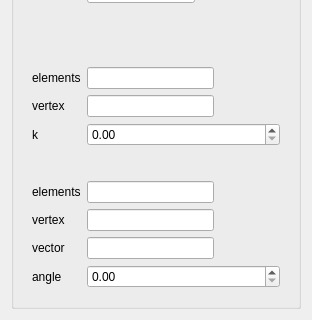
The window that src/HEXABLOCKGUI/Transformation_QTD.ui (SalomePlatform/hexablock) describes before a commit, drawn with Qt 5; both pictures show x 0 to 312 and y 163 to 483 of the 312 by 483 pixel window.
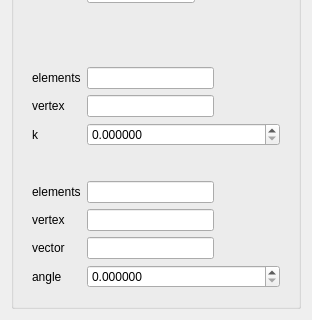
The same window after the commit.

Patch:
```diff
--- a/src/HEXABLOCKGUI/Transformation_QTD.ui
+++ b/src/HEXABLOCKGUI/Transformation_QTD.ui
@@ -191,7 +191,14 @@
           </widget>
          </item>
          <item row="3" column="1">
-          <widget class="QDoubleSpinBox" name="k_spb"/>
+          <widget class="QDoubleSpinBox" name="k_spb">
+           <property name="decimals">
+            <number>6</number>
+           </property>
+           <property name="maximum">
+            <double>1000000000.000000000000000</double>
+           </property>
+          </widget>
          </item>
          <item row="1" column="0">
           <widget class="QLabel" name="label_8">
@@ -267,7 +274,23 @@
           </widget>
          </item>
          <item row="4" column="1">
-          <widget class="QDoubleSpinBox" name="angle_spb"/>
+          <widget class="QDoubleSpinBox" name="angle_spb">
+           <property name="wrapping">
+            <bool>false</bool>
+           </property>
+           <property name="prefix">
+            <string/>
+           </property>
+           <property name="suffix">
+            <string/>
+           </property>
+           <property name="decimals">
+            <number>6</number>
+           </property>
+           <property name="maximum">
+            <double>360.000000000000000</double>
+           </property>
+          </widget>
          </item>
          <item row="1" column="0">
           <widget class="QLabel" name="label_9">
```
Left out of the diff: 18 changed lines with no effect on the pictures.
